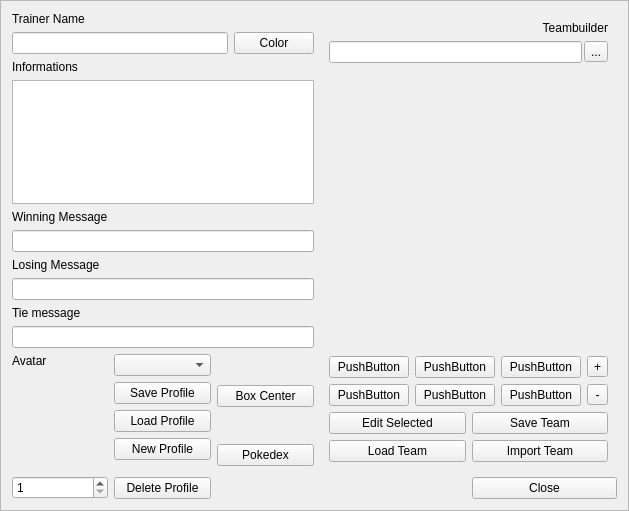
Above: src/Teambuilder/trainermenu.ui from po-devs/pokemon-online before the change. Below: the same form after it.
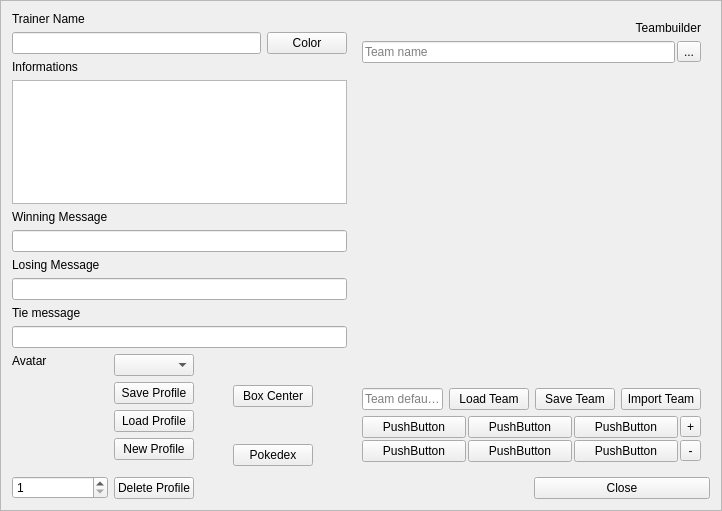
That is the form after the change. Custom widgets are drawn as their Qt base class.

Commit message: finished team interface (still export team to add somewhere)

Diff of the .ui file:
```diff
--- a/src/Teambuilder/trainermenu.ui
+++ b/src/Teambuilder/trainermenu.ui
@@ -6,7 +6,7 @@
    <rect>
     <x>0</x>
     <y>0</y>
-    <width>629</width>
+    <width>722</width>
     <height>511</height>
    </rect>
   </property>
@@ -110,7 +110,7 @@
       <widget class="QLineEdit" name="tieMessage"/>
      </item>
      <item>
-      <layout class="QHBoxLayout" name="horizontalLayout_2" stretch="0,1,1">
+      <layout class="QHBoxLayout" name="horizontalLayout_2" stretch="0,0,0,0,0">
        <item>
         <layout class="QVBoxLayout" name="verticalLayout_3">
          <item>
@@ -214,6 +214,19 @@
          </item>
         </layout>
        </item>
+       <item>
+        <spacer name="horizontalSpacer_4">
+         <property name="orientation">
+          <enum>Qt::Horizontal</enum>
+         </property>
+         <property name="sizeHint" stdset="0">
+          <size>
+           <width>40</width>
+           <height>20</height>
+          </size>
+         </property>
+        </spacer>
+       </item>
        <item>
         <layout class="QVBoxLayout" name="verticalLayout_5">
          <item>
@@ -232,13 +245,26 @@
          </item>
         </layout>
        </item>
+       <item>
+        <spacer name="horizontalSpacer_5">
+         <property name="orientation">
+          <enum>Qt::Horizontal</enum>
+         </property>
+         <property name="sizeHint" stdset="0">
+          <size>
+           <width>40</width>
+           <height>20</height>
+          </size>
+         </property>
+        </spacer>
+       </item>
       </layout>
      </item>
     </layout>
    </item>
    <item row="0" column="5" colspan="2">
     <widget class="QFrame" name="frame">
-     <layout class="QVBoxLayout" name="verticalLayout_4" stretch="0,0,1,0,1">
+     <layout class="QVBoxLayout" name="verticalLayout_4" stretch="0,0,1,0,0">
       <item>
        <widget class="QLabel" name="teamBuilderLabel">
         <property name="text">
@@ -255,7 +281,11 @@
          <number>2</number>
         </property>
         <item>
-         <widget class="QLineEdit" name="teamName"/>
+         <widget class="QLineEdit" name="teamName">
+          <property name="placeholderText">
+           <string>Team name</string>
+          </property>
+         </widget>
         </item>
         <item>
          <widget class="QToolButton" name="teamFolderButton">
@@ -269,8 +299,43 @@
       <item>
        <widget class="PokeButtonsHolder" name="pokemonButtons" native="true"/>
       </item>
+      <item>
+       <layout class="QHBoxLayout" name="horizontalLayout_4">
+        <item>
+         <widget class="QLineEdit" name="teamTier">
+          <property name="placeholderText">
+           <string>Team default tier</string>
+          </property>
+         </widget>
+        </item>
+        <item>
+         <widget class="QPushButton" name="loadTeam">
+          <property name="text">
+           <string>Load Team</string>
+          </property>
+         </widget>
+        </item>
+        <item>
+         <widget class="QPushButton" name="saveTeam">
+          <property name="text">
+           <string>Save Team</string>
+          </property>
+         </widget>
+        </item>
+        <item>
+         <widget class="QPushButton" name="importTeam">
+          <property name="text">
+           <string>Import Team</string>
+          </property>
+         </widget>
+        </item>
+       </layout>
+      </item>
       <item>
        <layout class="QGridLayout" name="gridLayout_2" columnstretch="1,1,1,0">
+        <property name="spacing">
+         <number>2</number>
+        </property>
         <item row="0" column="0">
          <widget class="QPushButton" name="team1">
           <property name="text">
@@ -335,38 +400,6 @@
         </item>
        </layout>
       </item>
-      <item>
-       <layout class="QGridLayout" name="gridLayout_4">
-        <item row="0" column="0">
-         <widget class="QPushButton" name="editSelected">
-          <property name="text">
-           <string>Edit Selected</string>
-          </property>
-         </widget>
-        </item>
-        <item row="0" column="1">
-         <widget class="QPushButton" name="saveTeam">
-          <property name="text">
-           <string>Save Team</string>
-          </property>
-         </widget>
-        </item>
-        <item row="1" column="0">
-         <widget class="QPushButton" name="loadTeam">
-          <property name="text">
-           <string>Load Team</string>
-          </property>
-         </widget>
-        </item>
-        <item row="1" column="1">
-         <widget class="QPushButton" name="importTeam">
-          <property name="text">
-           <string>Import Team</string>
-          </property>
-         </widget>
-        </item>
-       </layout>
-      </item>
      </layout>
     </widget>
    </item>
```
Left out of the diff: 9 changed lines with no effect on the pictures. The commit also changes 8 other files.
